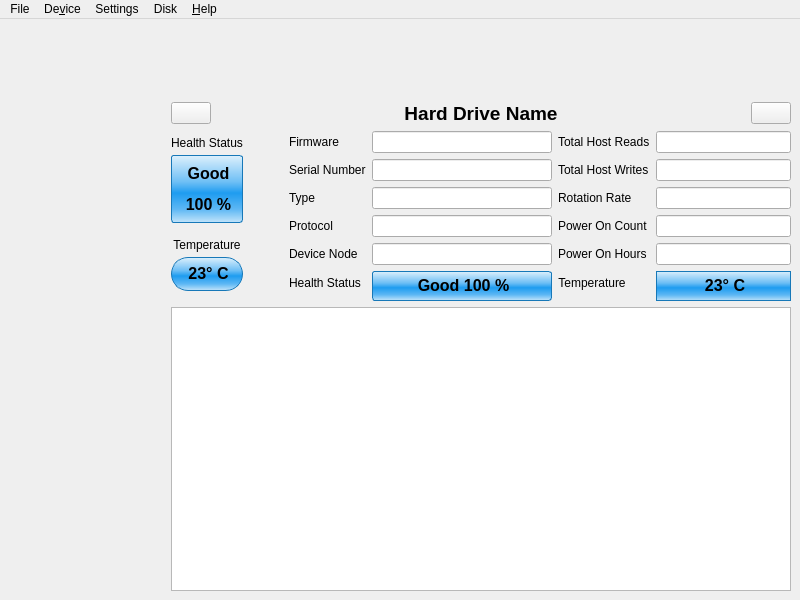
Above: src/mainwindow.ui from seakrebel/QDiskInfo before the change. Below: the same form after it.
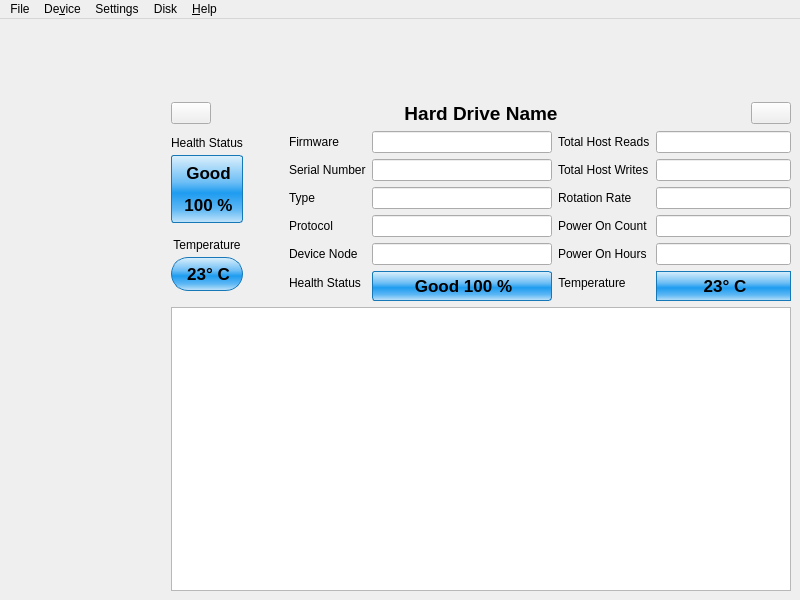
That is the form after the change. Icons and pictures are not drawn.

Commit message:
Read the totals of drives that report no block size
Apple NVMe controllers do not report the logical block size, so the
S.M.A.R.T. counters were multiplied by zero and the Total Host Reads and
Total Host Writes of the panel said "----" while the tables underneath
listed those very counters. A data unit is 1000 * 512 bytes by
definition, which is what the arithmetic already assumes, so fall back to
512 bytes per logical sector when the drive does not say.

Enlarge the health status, temperature and model name text while there.

Patch:
```diff
--- a/src/mainwindow.ui
+++ b/src/mainwindow.ui
@@ -69,7 +69,7 @@
              <string notr="true">background: qlineargradient(x1:0, y1:0, x2:0, y2:1, stop:0 #DDF0FC, stop:0.40 #6CBEF5, stop:0.56 #1E9CF0, stop:0.80 #5DB7F4, stop:1 #C2E4FA); border: 1px solid #1778B8; border-radius: 3px;</string>
             </property>
             <property name="text">
-             <string>&lt;html&gt;&lt;head/&gt;&lt;body&gt;&lt;p align=&quot;center&quot;&gt;&lt;span style=&quot; font-size:12pt; font-weight:700; color:#000000;&quot;&gt;Good&lt;/span&gt;&lt;/p&gt;&lt;p align=&quot;center&quot;&gt;&lt;span style=&quot; font-size:12pt; font-weight:700; color:#000000;&quot;&gt;100 %&lt;/span&gt;&lt;/p&gt;&lt;/body&gt;&lt;/html&gt;</string>
+             <string>&lt;html&gt;&lt;head/&gt;&lt;body&gt;&lt;p align=&quot;center&quot;&gt;&lt;span style=&quot; font-size:13pt; font-weight:700; color:#000000;&quot;&gt;Good&lt;/span&gt;&lt;/p&gt;&lt;p align=&quot;center&quot;&gt;&lt;span style=&quot; font-size:13pt; font-weight:700; color:#000000;&quot;&gt;100 %&lt;/span&gt;&lt;/p&gt;&lt;/body&gt;&lt;/html&gt;</string>
             </property>
            </widget>
           </item>
@@ -114,7 +114,7 @@
              <string notr="true">background: qlineargradient(x1:0, y1:0, x2:0, y2:1, stop:0 #DDF0FC, stop:0.40 #6CBEF5, stop:0.56 #1E9CF0, stop:0.80 #5DB7F4, stop:1 #C2E4FA); border: 1px solid #1778B8; border-radius: 17px;</string>
             </property>
             <property name="text">
-             <string>&lt;html&gt;&lt;head/&gt;&lt;body&gt;&lt;p align=&quot;center&quot;&gt;&lt;span style=&quot; font-size:12pt; font-weight:700; color:#000000;&quot;&gt;23° C&lt;/span&gt;&lt;/p&gt;&lt;/body&gt;&lt;/html&gt;</string>
+             <string>&lt;html&gt;&lt;head/&gt;&lt;body&gt;&lt;p align=&quot;center&quot;&gt;&lt;span style=&quot; font-size:13pt; font-weight:700; color:#000000;&quot;&gt;23° C&lt;/span&gt;&lt;/p&gt;&lt;/body&gt;&lt;/html&gt;</string>
             </property>
            </widget>
           </item>
@@ -236,7 +236,7 @@
                <string notr="true">background: qlineargradient(x1:0, y1:0, x2:0, y2:1, stop:0 #DDF0FC, stop:0.40 #6CBEF5, stop:0.56 #1E9CF0, stop:0.80 #5DB7F4, stop:1 #C2E4FA); border: 1px solid #1778B8; border-radius: 3px;</string>
               </property>
               <property name="text">
-               <string>&lt;html&gt;&lt;head/&gt;&lt;body&gt;&lt;p align=&quot;center&quot;&gt;&lt;span style=&quot; font-size:12pt; font-weight:700; color:#000000;&quot;&gt;Good 100 %&lt;/span&gt;&lt;/p&gt;&lt;/body&gt;&lt;/html&gt;</string>
+               <string>&lt;html&gt;&lt;head/&gt;&lt;body&gt;&lt;p align=&quot;center&quot;&gt;&lt;span style=&quot; font-size:13pt; font-weight:700; color:#000000;&quot;&gt;Good 100 %&lt;/span&gt;&lt;/p&gt;&lt;/body&gt;&lt;/html&gt;</string>
               </property>
              </widget>
             </item>
@@ -357,7 +357,7 @@
                <string notr="true">background: qlineargradient(x1:0, y1:0, x2:0, y2:1, stop:0 #DDF0FC, stop:0.40 #6CBEF5, stop:0.56 #1E9CF0, stop:0.80 #5DB7F4, stop:1 #C2E4FA); border: 1px solid #1778B8; border-radius: 17px;</string>
               </property>
               <property name="text">
-               <string>&lt;html&gt;&lt;head/&gt;&lt;body&gt;&lt;p align=&quot;center&quot;&gt;&lt;span style=&quot; font-size:12pt; font-weight:700; color:#000000;&quot;&gt;23° C&lt;/span&gt;&lt;/p&gt;&lt;/body&gt;&lt;/html&gt;</string>
+               <string>&lt;html&gt;&lt;head/&gt;&lt;body&gt;&lt;p align=&quot;center&quot;&gt;&lt;span style=&quot; font-size:13pt; font-weight:700; color:#000000;&quot;&gt;23° C&lt;/span&gt;&lt;/p&gt;&lt;/body&gt;&lt;/html&gt;</string>
               </property>
              </widget>
             </item>
```
The commit also changes 1 other file.
